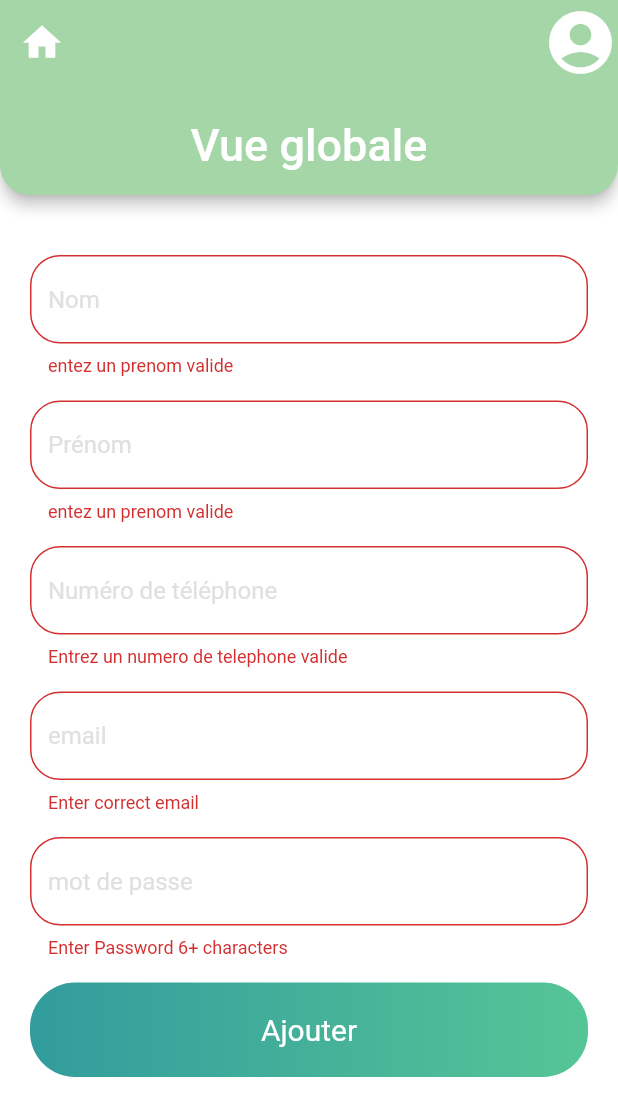
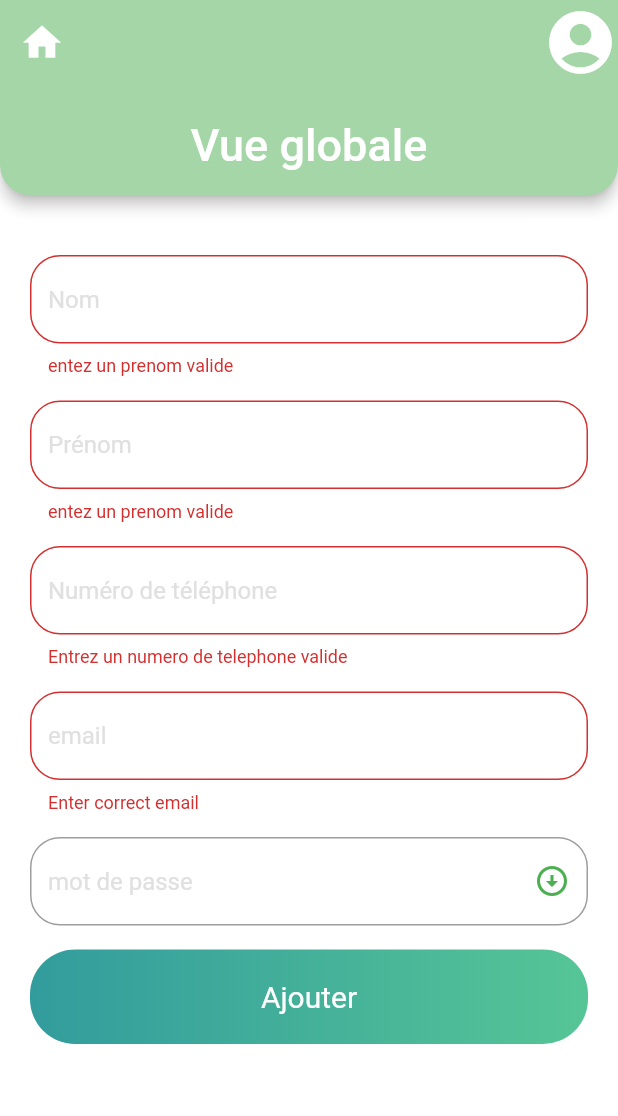
Before and after one commit to Zeehr01/AppFlutterKine, a Flutter app: the AjoutPatient screen opened directly, after a tap on "Ajouter", on a phone screen of 412 x 824 dp. Shown: the top 1116 px of the screen. Run offline on Flutter 3.47's test engine with Material 2 defaults, Android fonts, the phone set to English and light mode, and no system bars; our stand-ins replace cloud_firestore, firebase_auth, shared_preferences; accounts and stored records are empty.

Commit message:
adding the code of Kine overView

```diff
--- a/lib/helper/authenticate.dart
+++ b/lib/helper/authenticate.dart
@@ -22,7 +22,8 @@ class _AuthenticateState extends State<Authenticate> {
       //return SignIn(toggleView);
       return SignIn();
     } else {
-      return KineOverView(toggleView);
+      return KineOverView();
+      //KineOverView(toggleView);
     }
   }
 }
--- /dev/null
+++ b/lib/helper/password_generator.dart
@@ -0,0 +1,42 @@
+import 'dart:math';
+
+/**
+ * @desc Function to generate password based on some criteria
+ * @param bool _isWithLetters: password must contain letters
+ * @param bool _isWithUppercase: password must contain uppercase letters
+ * @param bool _isWithNumbers: password must contain numbers
+ * @param bool _isWithSpecial: password must contain special chars
+ * @param int _numberCharPassword: password length
+ * @return string: new password
+ */
+String generatePassword(bool _isWithLetters, bool _isWithUppercase,
+    bool _isWithNumbers, bool _isWithSpecial, double _numberCharPassword) {
+  //Define the allowed chars to use in the password
+  String _lowerCaseLetters = "abcdefghijklmnopqrstuvwxyz";
+  String _upperCaseLetters = "ABCDEFGHIJKLMNOPQRSTUVWXYZ";
+  String _numbers = "0123456789";
+  String _special = "@#=+!£\$%&?[](){}";
+
+  //Create the empty string that will contain the allowed chars
+  String _allowedChars = "";
+
+  //Put chars on the allowed ones based on the input values
+  _allowedChars += (_isWithLetters ? _lowerCaseLetters : '');
+  _allowedChars += (_isWithUppercase ? _upperCaseLetters : '');
+  _allowedChars += (_isWithNumbers ? _numbers : '');
+  _allowedChars += (_isWithSpecial ? _special : '');
+
+  int i = 0;
+  String _result = "";
+
+  //Create password
+  while (i < _numberCharPassword.round()) {
+    //Get random int
+    int randomInt = Random.secure().nextInt(_allowedChars.length);
+    //Get random char and append it to the password
+    _result += _allowedChars[randomInt];
+    i++;
+  }
+
+  return _result;
+}
--- a/lib/main.dart
+++ b/lib/main.dart
@@ -1,5 +1,6 @@
 import 'package:flutter/material.dart';
 import 'package:kine_app/views/ajoutPatient.dart';
+import 'package:kine_app/views/kineOverView.dart';
 import 'package:kine_app/views/patientOverView.dart';
 import 'package:kine_app/views/signin.dart';
 import './helper/helperfunctions.dart';
@@ -42,6 +43,6 @@ class _MyAppState extends State<MyApp> {
           primarySwatch: Colors.grey,
           visualDensity: VisualDensity.adaptivePlatformDensity,
         ),
-        home: SignIn());
+        home: KineOverView());
   }
 }
--- a/lib/views/ajoutPatient.dart
+++ b/lib/views/ajoutPatient.dart
@@ -1,4 +1,5 @@
 import 'package:kine_app/helper/helperfunctions.dart';
+import 'package:kine_app/helper/password_generator.dart';
 import 'package:kine_app/services/auth.dart';
 import 'package:kine_app/services/database.dart';
 import 'package:kine_app/views/patientOverView.dart';
@@ -23,6 +24,7 @@ class _AjoutPatient extends State<AjoutPatient> {
   AuthService authService = new AuthService();
   DatabaseMethods databaseMethods = new DatabaseMethods();
 
+  String _generatedPassword = generatePassword(true, true, true, false, 17);
   final formKey = GlobalKey<FormState>();
   bool isLoading = false;
 
@@ -138,14 +140,11 @@ class _AjoutPatient extends State<AjoutPatient> {
                         ),
                         TextFormField(
                           obscureText: true,
+                          controller: passwordEditingController,
                           style: simpleTextFieldSty(),
-                          decoration: textFieldInputDecoration("mot de passe"),
-                          controller: passwordEditingController,
-                          validator: (val) {
-                            return val.length < 6
-                                ? "Enter Password 6+ characters"
-                                : null;
-                          },
+                          decoration:
+                              textFieldInputDecorationPassWord("mot de passe"),
+                          //initialValue: _generatedPassword,
                         ),
                       ],
                     ),
--- a/lib/widgets/widget.dart
+++ b/lib/widgets/widget.dart
@@ -122,6 +122,22 @@ InputDecoration textFieldInputDecoration(String hintText) {
   );
 }
 
+InputDecoration textFieldInputDecorationPassWord(String hintText) {
+  return InputDecoration(
+    hintText: hintText,
+    hintStyle: TextStyle(color: Color(0xFFE0E0E0)),
+    suffixIcon: IconButton(
+      icon: Icon(Icons.arrow_circle_down_sharp, color: Colors.green),
+      onPressed: () {},
+    ),
+    border: new OutlineInputBorder(
+        borderRadius: const BorderRadius.all(
+          const Radius.circular(20.0),
+        ),
+        borderSide: BorderSide(color: Colors.grey, width: 8.0)),
+  );
+}
+
 TextStyle simpleTextFieldStyle() {
   return TextStyle(color: Colors.black, fontSize: 16);
 }
--- a/pubspec.yaml
+++ b/pubspec.yaml
@@ -51,7 +51,7 @@ flutter:
   # To add assets to your application, add an assets section, like this:
   assets:
       - assets/images/logo.png
-  #   - images/a_dot_ham.jpeg
+      - assets/icons/
 
   # An image asset can refer to one or more resolution-specific "variants", see
   # https://flutter.dev/assets-and-images/#resolution-aware.
```
Also changed, not shown: lib/views/kineOverView.dart (+43 -30 lines), lib/widgets/AddButton.dart (added, +17 -0 lines), lib/widgets/CategoryButton.dart (added, +28 -0 lines), lib/widgets/Patient.dart (added, +23 -0 lines), lib/widgets/PatientElement.dart (added, +40 -0 lines), lib/widgets/Programme.dart (added, +27 -0 lines), lib/widgets/ProgrammeElement.dart (added, +40 -0 lines), lib/widgets/TitleContainer.dart (added, +25 -0 lines), assets/icons/Etirements.png (added), assets/icons/message.png (added), assets/icons/musculation.png (added), assets/icons/specific.png (added).
